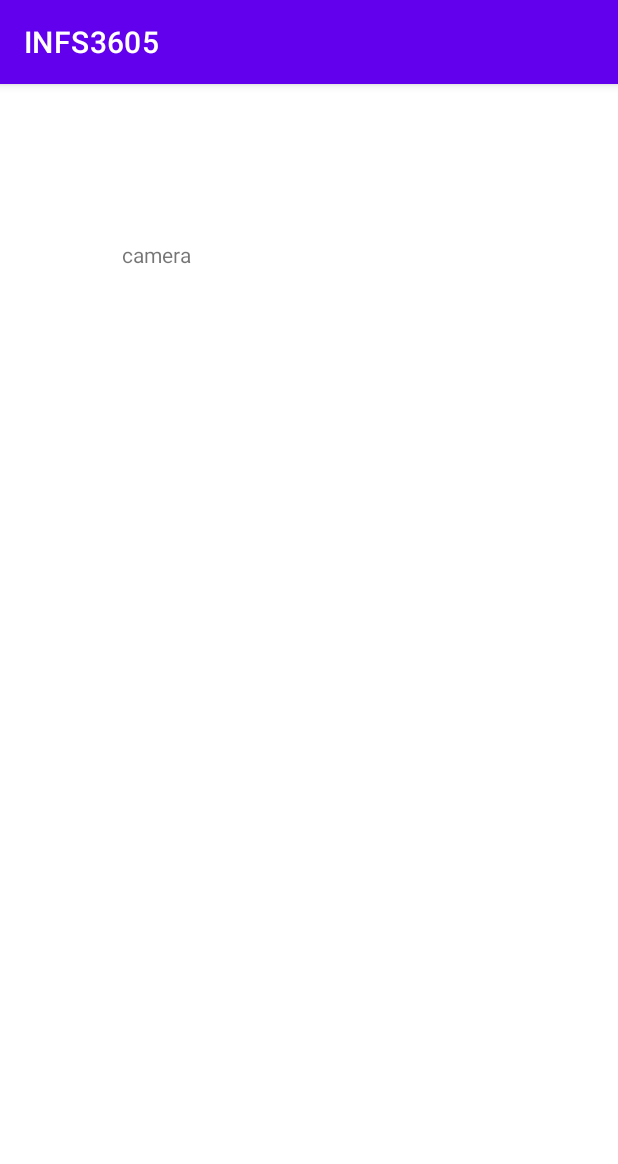
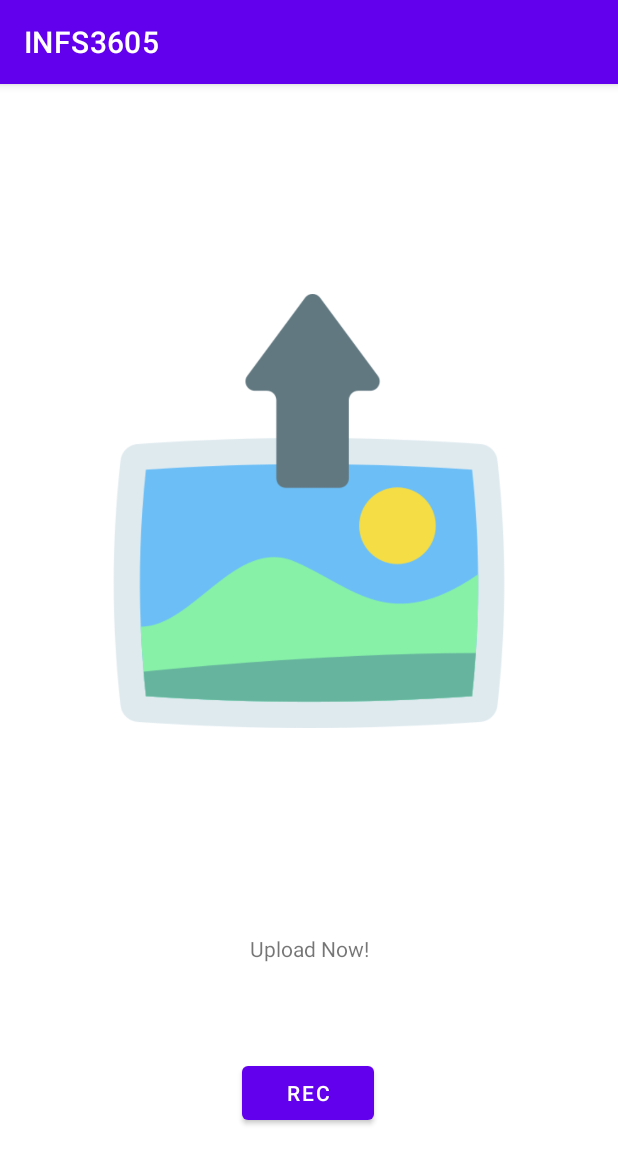
Before and after one commit to natseeto/INFS3605-Eugene, an Android app: the CamActivity screen opened directly, with no data from a screen before it, on a phone screen of 412 x 824 dp. Shown: the top 1164 px of the screen. Run offline under Robolectric (Android 15) with nearby library versions, the phone set to English and light mode, and no system bars; libraries missing offline, so code that uses them is left out: com.google.android.gms; pictures from the network do not load.

Commit message:
text rec 1.0; (able to textRec now, TODO: analysis likelyhood) UPDATE google play service to use textRec

```diff
--- a/app/build.gradle
+++ b/app/build.gradle
@@ -39,7 +39,6 @@ dependencies {
     androidTestImplementation 'androidx.test.espresso:espresso-core:3.3.0'
 
 
-
     implementation fileTree(dir: 'libs', include: ['*.jar'])
     implementation 'androidx.appcompat:appcompat:1.0.0'
     implementation 'androidx.recyclerview:recyclerview:1.0.0'
@@ -55,11 +54,12 @@ dependencies {
     implementation 'com.squareup.retrofit2:converter-simplexml:2.2.0'
     implementation 'com.squareup.retrofit2:retrofit:2.2.0'
     implementation 'com.google.code.gson:gson:2.8.0'
-
+    // for text rec
+    // somehow need to comment out this; Conflict with 'com.google.android.gms:play-services:10.0.1'????
+    //implementation 'com.google.android.gms:play-services-vision:19.0.0'
 
     implementation ('com.github.bumptech.glide:glide:4.9.0') {
         exclude group: "com.android.support"
     }
 
-
 }
--- a/app/src/main/AndroidManifest.xml
+++ b/app/src/main/AndroidManifest.xml
@@ -11,6 +11,8 @@
     <uses-permission android:name="android.permission.RECORD_AUDIO" />
     <uses-permission android:name="android.permission.ACCESS_FINE_LOCATION" />
     <uses-permission android:name="android.permission.ACCESS_COARSE_LOCATION" />
+    <!--<uses-permission android:name="android.permission.CAMERA" />   causes error???
+    https://stackoverflow.com/questions/43042725/revoked-permission-android-permission-camera/51992542-->
 
     <application
         android:allowBackup="true"
--- a/app/src/main/java/com/example/infs3605/BotActivity.java
+++ b/app/src/main/java/com/example/infs3605/BotActivity.java
@@ -38,7 +38,7 @@ import java.util.List;
 public class BotActivity extends AppCompatActivity {
 
     /////////////////////////////////////
-    // Bot main activity
+    // Bot activity
     /////////////////////////////////////
 
 
--- a/app/src/main/res/layout/activity_cam.xml
+++ b/app/src/main/res/layout/activity_cam.xml
@@ -5,15 +5,40 @@
     android:layout_width="match_parent"
     android:layout_height="match_parent"
     tools:context=".CamActivity">
+
     <TextView
-        android:id="@+id/camera"
+        android:id="@+id/tvCamAnswer"
         android:layout_width="wrap_content"
         android:layout_height="wrap_content"
-        android:layout_marginStart="81dp"
-        android:layout_marginLeft="81dp"
-        android:layout_marginTop="104dp"
-        android:text="camera"
+        android:text="Upload Now!"
+        app:layout_constraintBottom_toBottomOf="parent"
+        app:layout_constraintLeft_toLeftOf="parent"
+        app:layout_constraintRight_toRightOf="parent"
+        app:layout_constraintTop_toTopOf="parent"
+        app:layout_constraintVertical_bias="0.757" />
+
+    <ImageView
+        android:id="@+id/ivCamImage"
+        android:layout_width="289dp"
+        android:layout_height="448dp"
+        android:layout_marginTop="52dp"
+        app:layout_constraintBottom_toTopOf="@+id/tvCamAnswer"
+        app:layout_constraintEnd_toEndOf="parent"
         app:layout_constraintStart_toStartOf="parent"
-        app:layout_constraintTop_toTopOf="parent" />
+        app:layout_constraintTop_toTopOf="parent"
+        app:layout_constraintVertical_bias="0.13"
+        app:srcCompat="@drawable/upload_image" />
+
+    <Button
+        android:id="@+id/btCamRec"
+        android:layout_width="wrap_content"
+        android:layout_height="wrap_content"
+        android:text="Rec"
+        app:layout_constraintBottom_toBottomOf="parent"
+        app:layout_constraintEnd_toEndOf="parent"
+        app:layout_constraintHorizontal_bias="0.498"
+        app:layout_constraintStart_toStartOf="parent"
+        app:layout_constraintTop_toBottomOf="@+id/tvCamAnswer"
+        app:layout_constraintVertical_bias="0.468" />
 
 </androidx.constraintlayout.widget.ConstraintLayout>
```
Also changed, not shown: app/src/main/java/com/example/infs3605/CamActivity.java (+130 -3 lines), app/src/main/res/drawable-v24/upload_image.png (added).
